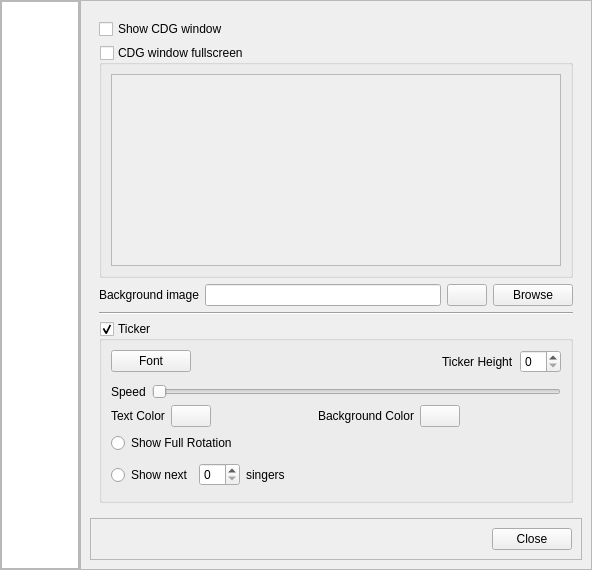
This is KaraokeHost/dlgsettings.ui in OpenKJ/OpenKJ as Qt 5 draws it before an edit. The edited form follows.
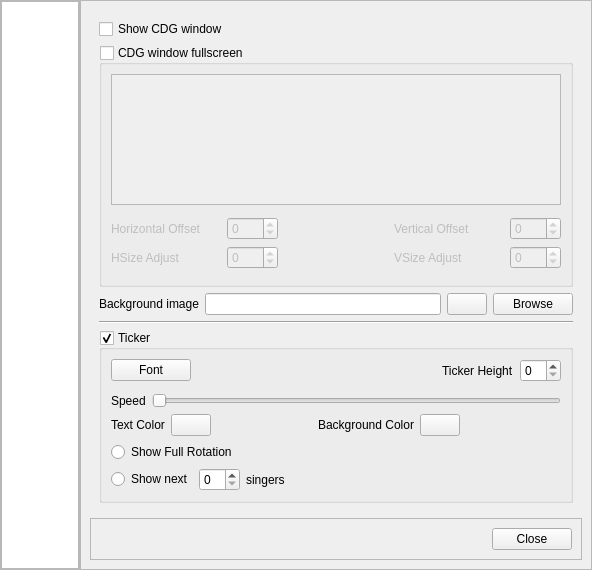
This is the edited form. Icons and pictures are not drawn.

Commit message:
KH - Work on CDG Window placement/adjustment
Got all of the plumbing and GUI stuff done for fullscreen CDG window
positional adjustments.  hOffset and vOffset don't seem to be working on
Linux, needs investigation.

Fixed a bug that crept in at some point that kept the CDG window from
going fullscreen on the proper monitor on Fedora 23 (Linux).

Patch:
```diff
--- a/KaraokeHost/dlgsettings.ui
+++ b/KaraokeHost/dlgsettings.ui
@@ -420,6 +420,109 @@
                <item>
                 <widget class="QListWidget" name="listWidgetMonitors"/>
                </item>
+               <item>
+                <layout class="QGridLayout" name="gridLayout" columnstretch="0,0,0,0,0">
+                 <property name="topMargin">
+                  <number>6</number>
+                 </property>
+                 <property name="bottomMargin">
+                  <number>6</number>
+                 </property>
+                 <item row="0" column="2">
+                  <spacer name="horizontalSpacer_10">
+                   <property name="orientation">
+                    <enum>Qt::Horizontal</enum>
+                   </property>
+                   <property name="sizeHint" stdset="0">
+                    <size>
+                     <width>40</width>
+                     <height>20</height>
+                    </size>
+                   </property>
+                  </spacer>
+                 </item>
+                 <item row="0" column="1">
+                  <widget class="QSpinBox" name="spinBoxHOffset">
+                   <property name="minimum">
+                    <number>-255</number>
+                   </property>
+                   <property name="maximum">
+                    <number>255</number>
+                   </property>
+                  </widget>
+                 </item>
+                 <item row="0" column="4">
+                  <widget class="QSpinBox" name="spinBoxVOffset">
+                   <property name="minimum">
+                    <number>-255</number>
+                   </property>
+                   <property name="maximum">
+                    <number>255</number>
+                   </property>
+                  </widget>
+                 </item>
+                 <item row="0" column="3">
+                  <widget class="QLabel" name="label_18">
+                   <property name="sizePolicy">
+                    <sizepolicy hsizetype="Expanding" vsizetype="Preferred">
+                     <horstretch>0</horstretch>
+                     <verstretch>0</verstretch>
+                    </sizepolicy>
+                   </property>
+                   <property name="text">
+                    <string>Vertical Offset</string>
+                   </property>
+                  </widget>
+                 </item>
+                 <item row="0" column="0">
+                  <widget class="QLabel" name="label_17">
+                   <property name="sizePolicy">
+                    <sizepolicy hsizetype="Expanding" vsizetype="Preferred">
+                     <horstretch>0</horstretch>
+                     <verstretch>0</verstretch>
+                    </sizepolicy>
+                   </property>
+                   <property name="text">
+                    <string>Horizontal Offset</string>
+                   </property>
+                  </widget>
+                 </item>
+                 <item row="1" column="0">
+                  <widget class="QLabel" name="label_19">
+                   <property name="text">
+                    <string>HSize Adjust</string>
+                   </property>
+                  </widget>
+                 </item>
+                 <item row="1" column="1">
+                  <widget class="QSpinBox" name="spinBoxHAdjust">
+                   <property name="minimum">
+                    <number>-255</number>
+                   </property>
+                   <property name="maximum">
+                    <number>255</number>
+                   </property>
+                  </widget>
+                 </item>
+                 <item row="1" column="4">
+                  <widget class="QSpinBox" name="spinBoxVAdjust">
+                   <property name="minimum">
+                    <number>-255</number>
+                   </property>
+                   <property name="maximum">
+                    <number>255</number>
+                   </property>
+                  </widget>
+                 </item>
+                 <item row="1" column="3">
+                  <widget class="QLabel" name="label_20">
+                   <property name="text">
+                    <string>VSize Adjust</string>
+                   </property>
+                  </widget>
+                 </item>
+                </layout>
+               </item>
               </layout>
              </widget>
             </item>
```
The commit also changes 6 other files.
